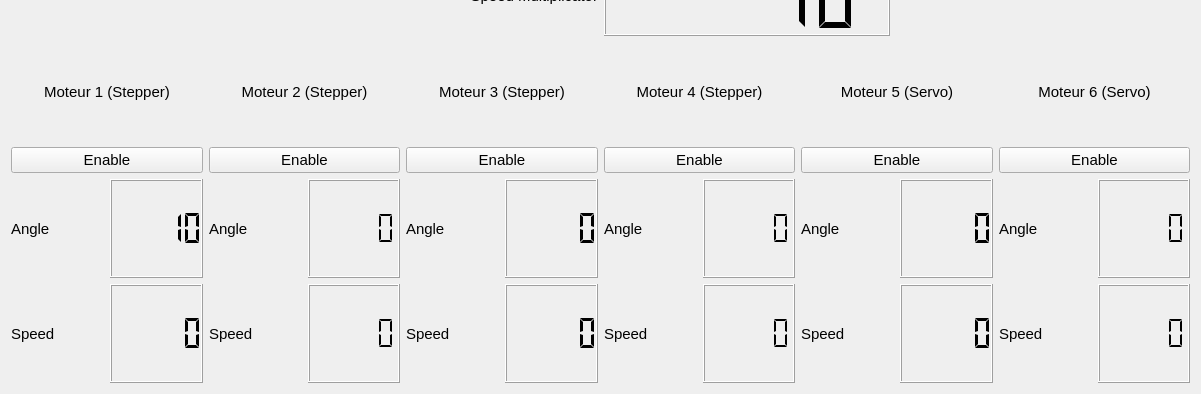
Above: rover_arm_gui/resource/rover_arm_gui.ui from robotique-udes/rover before the change; both pictures show x 0 to 1201 and y 317 to 711 of the 1201 by 711 pixel window. Below: the same form after it.
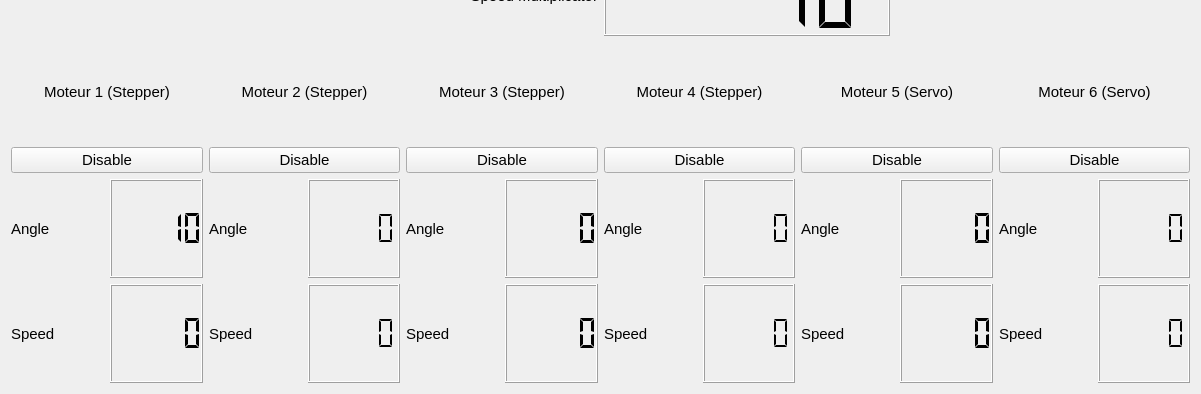
That is the form after the change.

Commit message: Fixed "enable" buttons

```diff
--- a/rover_arm_gui/resource/rover_arm_gui.ui
+++ b/rover_arm_gui/resource/rover_arm_gui.ui
@@ -49,7 +49,7 @@
            <item>
             <widget class="QPushButton" name="j1_enable">
              <property name="text">
-              <string>Enable</string>
+              <string>Disable</string>
              </property>
              <property name="checkable">
               <bool>true</bool>
@@ -137,7 +137,7 @@
            <item>
             <widget class="QPushButton" name="j2_enable">
              <property name="text">
-              <string>Enable</string>
+              <string>Disable</string>
              </property>
              <property name="checkable">
               <bool>true</bool>
@@ -201,7 +201,7 @@
            <item>
             <widget class="QPushButton" name="j3_enable">
              <property name="text">
-              <string>Enable</string>
+              <string>Disable</string>
              </property>
              <property name="checkable">
               <bool>true</bool>
@@ -265,7 +265,7 @@
            <item>
             <widget class="QPushButton" name="j4_enable">
              <property name="text">
-              <string>Enable</string>
+              <string>Disable</string>
              </property>
              <property name="checkable">
               <bool>true</bool>
@@ -329,7 +329,7 @@
            <item>
             <widget class="QPushButton" name="pushButton_9">
              <property name="text">
-              <string>Enable</string>
+              <string>Disable</string>
              </property>
              <property name="checkable">
               <bool>true</bool>
@@ -393,7 +393,7 @@
            <item>
             <widget class="QPushButton" name="pushButton_2">
              <property name="text">
-              <string>Enable</string>
+              <string>Disable</string>
              </property>
              <property name="checkable">
               <bool>true</bool>
```
Left out of the diff: 10 changed lines with no effect on the pictures. The commit also changes 1 other file.
